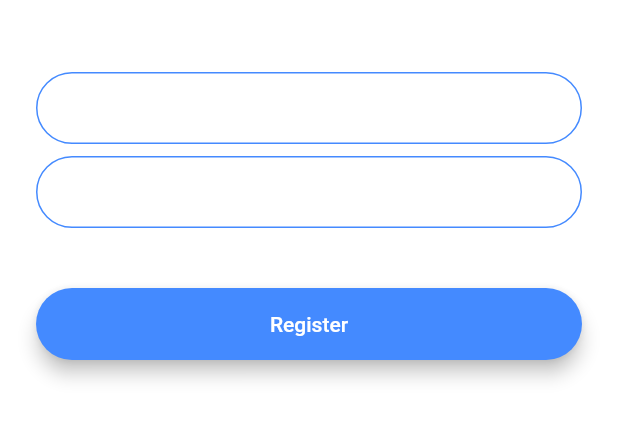
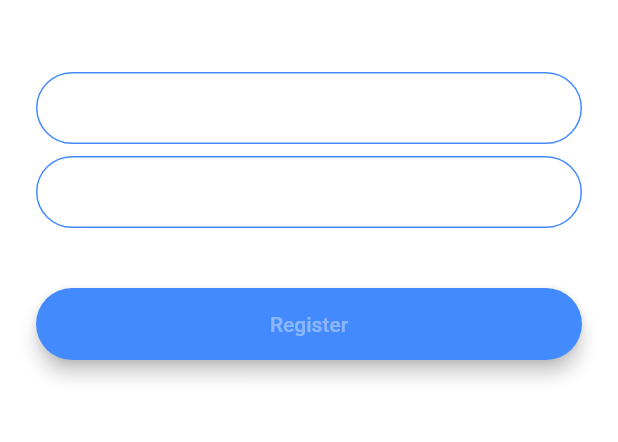
Before and after one commit to zainahmed0597/flutter_chat_app, a Flutter app: the screen it shows after launch, after a tap on "Register", on a phone screen of 412 x 824 dp, the part 576-1018 px from its top. Run offline on Flutter 3.47's test engine with Material 2 defaults, Android fonts, the phone set to English and light mode, and no system bars; our stand-ins replace animated_text_kit.

Commit message:
seperate button class

```diff
--- /dev/null
+++ b/lib/compinents/rounded_button.dart
@@ -0,0 +1,29 @@
+import 'package:flutter/material.dart';
+
+class RoundedButton extends StatelessWidget {
+  RoundedButton({this.colors, this.title, @required this.onPressed});
+
+  final Color colors;
+  final String title;
+  final Function onPressed;
+
+  @override
+  Widget build(BuildContext context) {
+    return Padding(
+      padding: EdgeInsets.symmetric(vertical: 16.0),
+      child: Material(
+        elevation: 5.0,
+        color: colors,
+        borderRadius: BorderRadius.circular(30.0),
+        child: MaterialButton(
+          onPressed: onPressed,
+          minWidth: 200.0,
+          height: 42.0,
+          child: Text(
+            title,
+          ),
+        ),
+      ),
+    );
+  }
+}
--- a/lib/screens/login_screen.dart
+++ b/lib/screens/login_screen.dart
@@ -1,4 +1,5 @@
 import 'package:flutter/material.dart';
+import 'package:flutter_chat_app/compinents/rounded_button.dart';
 
 class LoginScreen extends StatefulWidget {
   static const String id = 'login_screen';
@@ -80,24 +81,10 @@ class _LoginScreenState extends State<LoginScreen> {
             SizedBox(
               height: 24.0,
             ),
-            Padding(
-              padding: EdgeInsets.symmetric(vertical: 16.0),
-              child: Material(
-                color: Colors.lightBlueAccent,
-                borderRadius: BorderRadius.all(Radius.circular(30.0)),
-                elevation: 5.0,
-                child: MaterialButton(
-                  onPressed: () {
-                    //Implement login functionality.
-                  },
-                  minWidth: 200.0,
-                  height: 42.0,
-                  child: Text(
-                    'Log In',
-                  ),
-                ),
-              ),
-            ),
+            RoundedButton(
+                colors: Colors.lightBlueAccent,
+                title: 'Log In',
+                onPressed: null),
           ],
         ),
       ),
--- a/lib/screens/registration_screen.dart
+++ b/lib/screens/registration_screen.dart
@@ -1,4 +1,5 @@
 import 'package:flutter/material.dart';
+import 'package:flutter_chat_app/compinents/rounded_button.dart';
 
 class RegistrationScreen extends StatefulWidget {
   static const String id = 'registration_screen';
@@ -76,24 +77,10 @@ class _RegistrationScreenState extends State<RegistrationScreen> {
             SizedBox(
               height: 24.0,
             ),
-            Padding(
-              padding: EdgeInsets.symmetric(vertical: 16.0),
-              child: Material(
-                color: Colors.blueAccent,
-                borderRadius: BorderRadius.all(Radius.circular(30.0)),
-                elevation: 5.0,
-                child: MaterialButton(
-                  onPressed: () {
-                    //Implement registration functionality.
-                  },
-                  minWidth: 200.0,
-                  height: 42.0,
-                  child: Text(
-                    'Register',
-                    style: TextStyle(color: Colors.white),
-                  ),
-                ),
-              ),
+            RoundedButton(
+              colors: Colors.blueAccent,
+              title: 'Register',
+              onPressed: null,
             ),
           ],
         ),
--- a/lib/screens/welcome_screen.dart
+++ b/lib/screens/welcome_screen.dart
@@ -1,5 +1,6 @@
 import 'package:flutter/animation.dart';
 import 'package:flutter/material.dart';
+import 'package:flutter_chat_app/compinents/rounded_button.dart';
 import 'login_screen.dart';
 import 'registration_screen.dart';
 import 'package:animated_text_kit/animated_text_kit.dart';
@@ -75,41 +76,19 @@ class _WelcomeScreenState extends State<WelcomeScreen>
             SizedBox(
               height: 48.0,
             ),
-            Padding(
-              padding: EdgeInsets.symmetric(vertical: 16.0),
-              child: Material(
-                elevation: 5.0,
-                color: Colors.lightBlueAccent,
-                borderRadius: BorderRadius.circular(30.0),
-                child: MaterialButton(
+            RoundedButton(
+              colors: Colors.lightBlueAccent,
+              title: 'Log In',
               onPressed: () {
                 Navigator.pushNamed(context, LoginScreen.id);
               },
-                  minWidth: 200.0,
-                  height: 42.0,
-                  child: Text(
-                    'Log In',
             ),
-                ),
-              ),
-            ),
-            Padding(
-              padding: EdgeInsets.symmetric(vertical: 16.0),
-              child: Material(
-                color: Colors.blueAccent,
-                borderRadius: BorderRadius.circular(30.0),
-                elevation: 5.0,
-                child: MaterialButton(
+            RoundedButton(
+              colors: Colors.blueAccent,
+              title: 'Register',
               onPressed: () {
                 Navigator.pushNamed(context, RegistrationScreen.id);
               },
-                  minWidth: 200.0,
-                  height: 42.0,
-                  child: Text(
-                    'Register',
-                  ),
-                ),
-              ),
             ),
           ],
         ),
```
Lines whose indentation alone changed are shown as unchanged.
